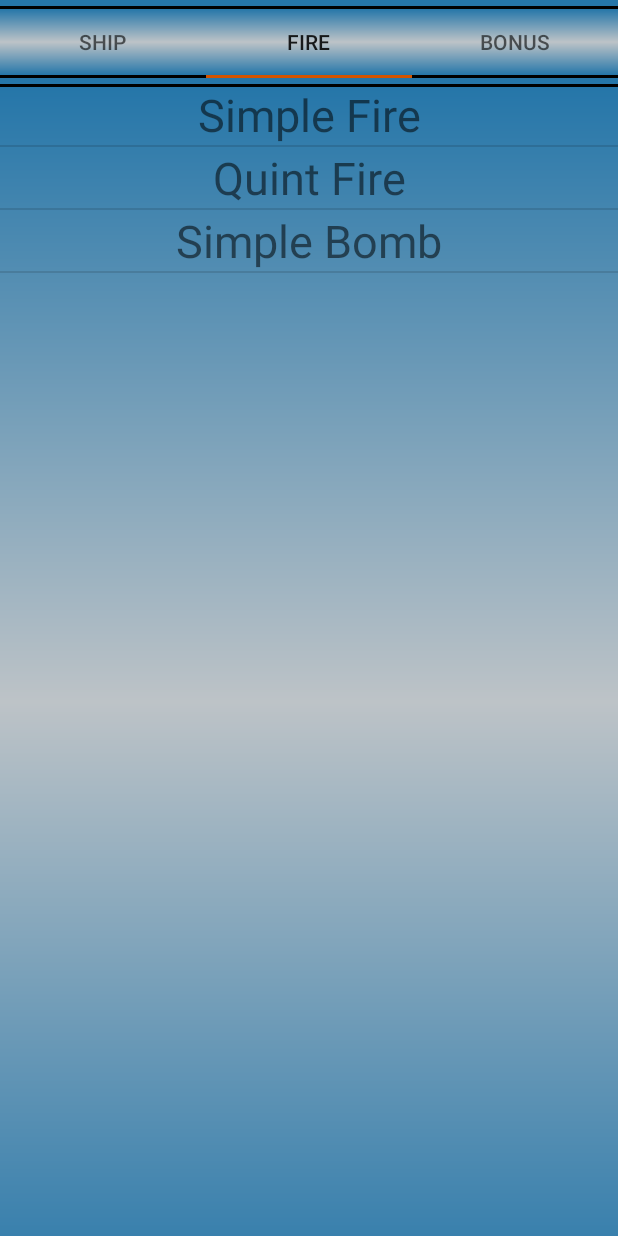
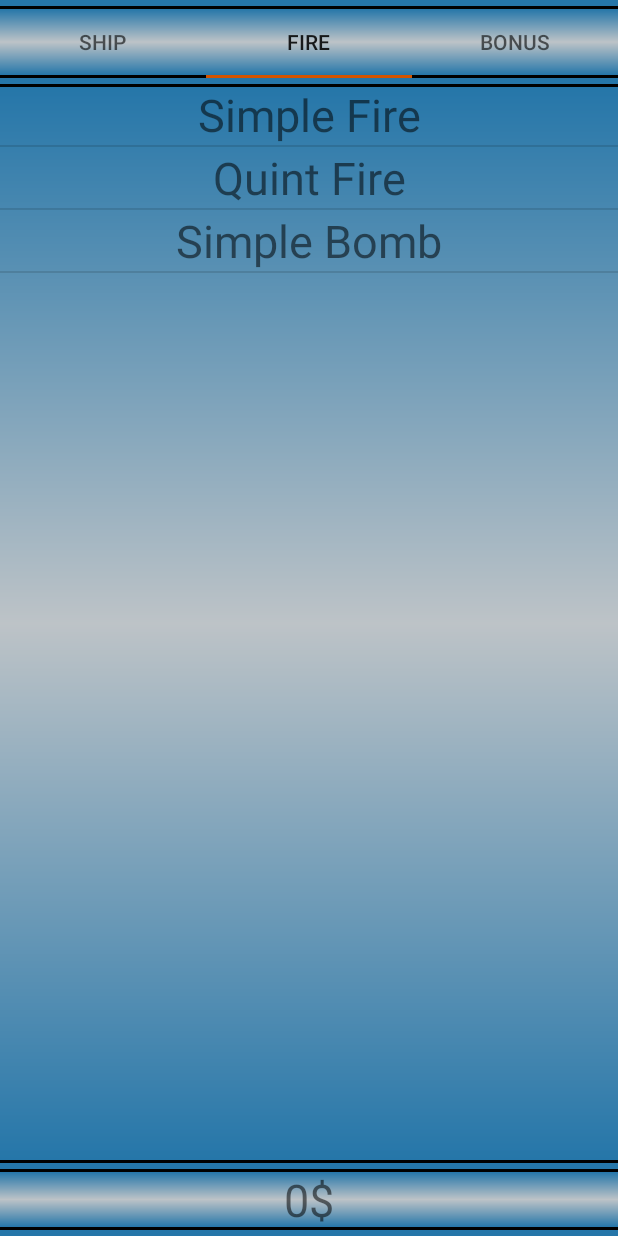
Before and after one commit to Ipsedo/OdySpace, an Android app: the ShopActivity screen opened directly, with no data from a screen before it, tab 2 chosen, on a phone screen of 412 x 824 dp. Run offline under Robolectric (Android 15) with nearby library versions, the phone set to English and light mode, and no system bars.

Commit message:
remanier menu shop

```diff
--- a/app/src/main/java/com/samuelberrien/odyspace/MainActivity.java
+++ b/app/src/main/java/com/samuelberrien/odyspace/MainActivity.java
@@ -50,7 +50,7 @@ public class MainActivity extends AppCompatActivity {
         requestWindowFeature(Window.FEATURE_NO_TITLE);
         setRequestedOrientation(ActivityInfo.SCREEN_ORIENTATION_PORTRAIT);
         setContentView(R.layout.activity_main);
-        this.resetSharedPref();
+        //this.resetSharedPref();
         this.startButton = (Button) findViewById(R.id.start_button);
         this.startButton.setText("START (" + (this.currLevel + 1) + ")");
         this.continueButton = (Button) findViewById(R.id.continue_button);
--- a/app/src/main/java/com/samuelberrien/odyspace/objects/Ship.java
+++ b/app/src/main/java/com/samuelberrien/odyspace/objects/Ship.java
@@ -83,8 +83,8 @@ public class Ship extends BaseItem {
     public void move(float phi, float theta) {
         float[] pitchMatrix = new float[16];
         float[] rollMatrix = new float[16];
-        Matrix.setRotateM(rollMatrix, 0, (phi >= 0 ? (float) Math.exp(phi) - 1f : (float) -Math.exp(Math.abs(phi)) + 1f) * this.rollCoeff /*phi * this.rollCoeff*/, 0f, 0f, 1f);
-        Matrix.setRotateM(pitchMatrix, 0, (theta >= 0 ? (float) Math.exp(theta) - 1f : (float) -Math.exp(Math.abs(theta)) + 1f) * this.pitchCoeff /*theta * this.pitchCoeff*/, 1f, 0f, 0f);
+        Matrix.setRotateM(rollMatrix, 0, (phi >= 0 ? (float) Math.exp(phi) - 1f : (float) -Math.exp(Math.abs(phi)) + 1f) * this.rollCoeff, 0f, 0f, 1f);
+        Matrix.setRotateM(pitchMatrix, 0, (theta >= 0 ? (float) Math.exp(theta) - 1f : (float) -Math.exp(Math.abs(theta)) + 1f) * this.pitchCoeff, 1f, 0f, 0f);
 
         float[] currRotMatrix = new float[16];
         Matrix.multiplyMM(currRotMatrix, 0, pitchMatrix, 0, rollMatrix, 0);
--- a/app/src/main/java/com/samuelberrien/odyspace/shop/ShopActivity.java
+++ b/app/src/main/java/com/samuelberrien/odyspace/shop/ShopActivity.java
@@ -10,8 +10,10 @@ import android.os.Bundle;
 import android.view.View;
 import android.view.Window;
 import android.widget.Button;
+import android.widget.TextView;
 
 import com.samuelberrien.odyspace.R;
+import com.samuelberrien.odyspace.game.LevelActivity;
 
 public class ShopActivity extends AppCompatActivity {
 
@@ -24,6 +26,8 @@ public class ShopActivity extends AppCompatActivity {
 
     private Button buyButton;
     private Button useButton;
+
+    private TextView currMoneyTextView;
 
     @Override
     protected void onCreate(Bundle savedInstanceState) {
@@ -49,6 +53,12 @@ public class ShopActivity extends AppCompatActivity {
         this.useButton = (Button) findViewById(R.id.use_item_button);
         this.useButton.setVisibility(View.GONE);
 
+        this.currMoneyTextView = (TextView) findViewById(R.id.shop_curr_money_text_view);
+        SharedPreferences sharedPref = this.getApplicationContext().getSharedPreferences(getString(R.string.saved_shop), Context.MODE_PRIVATE);
+        int defaultMoney = getResources().getInteger(R.integer.saved_init_money);
+        int currMoney = sharedPref.getInt(getString(R.string.saved_money), defaultMoney);
+        this.currMoneyTextView.setText(Integer.toString(currMoney) + "$");
+
         // Give the TabLayout the ViewPager
         TabLayout tabLayout = (TabLayout) findViewById(R.id.tab_layout);
         tabLayout.setupWithViewPager(viewPager);
@@ -57,17 +67,25 @@ public class ShopActivity extends AppCompatActivity {
     public void buy(View v) {
         SharedPreferences sharedPref = this.getApplicationContext().getSharedPreferences(getString(R.string.saved_shop), Context.MODE_PRIVATE);
         SharedPreferences.Editor editor = sharedPref.edit();
-        if (!this.currFireItem.equals("")) {
+
+        int defaultMoney = getResources().getInteger(R.integer.saved_init_money);
+        int currMoney = sharedPref.getInt(getString(R.string.saved_money), defaultMoney);
+
+        if (!this.currFireItem.equals("") && currMoney > this.currPrice) {
             editor.putBoolean(this.currFireItem, true);
+            editor.putInt(getString(R.string.saved_money), currMoney - this.currPrice);
             editor.commit();
             this.buyButton.setVisibility(View.GONE);
             this.useButton.setText("Use It (" + this.currFireItem + ")");
             this.useButton.setVisibility(View.VISIBLE);
-        } else if (!this.currShipItem.equals("")) {
+        } else if (!this.currShipItem.equals("") && currMoney > this.currPrice) {
 
-        } else if (!this.currBonusItem.equals("")) {
+        } else if (!this.currBonusItem.equals("") && currMoney > this.currPrice) {
 
         }
+
+        currMoney = sharedPref.getInt(getString(R.string.saved_money), defaultMoney);
+        this.currMoneyTextView.setText(Integer.toString(currMoney) + "$");
     }
 
     public void use(View v) {
--- a/app/src/main/res/layout/activity_shop.xml
+++ b/app/src/main/res/layout/activity_shop.xml
@@ -1,5 +1,5 @@
 <?xml version="1.0" encoding="utf-8"?>
-<android.support.constraint.ConstraintLayout xmlns:android="http://schemas.android.com/apk/res/android"
+<RelativeLayout xmlns:android="http://schemas.android.com/apk/res/android"
     xmlns:app="http://schemas.android.com/apk/res-auto"
     xmlns:tools="http://schemas.android.com/tools"
     android:layout_width="match_parent"
@@ -11,35 +11,29 @@
         android:id="@+id/use_item_button"
         android:layout_width="match_parent"
         android:layout_height="wrap_content"
+        android:layout_alignParentTop="true"
         android:layout_marginTop="4dp"
         android:background="@drawable/drawable_shop"
         android:onClick="use"
-        android:text="Use It"
-        app:layout_constraintLeft_toLeftOf="parent"
-        app:layout_constraintRight_toRightOf="parent"
-        app:layout_constraintTop_toTopOf="parent" />
+        android:text="Use It" />
 
     <Button
         android:id="@+id/buy_button"
         android:layout_width="match_parent"
         android:layout_height="wrap_content"
+        android:layout_below="@id/use_item_button"
         android:layout_marginTop="4dp"
         android:background="@drawable/drawable_shop"
         android:onClick="buy"
-        android:text="Buy It"
-        app:layout_constraintLeft_toLeftOf="parent"
-        app:layout_constraintRight_toRightOf="parent"
-        app:layout_constraintTop_toBottomOf="@+id/use_item_button" />
+        android:text="Buy It" />
 
     <android.support.design.widget.TabLayout
         android:id="@+id/tab_layout"
         android:layout_width="match_parent"
         android:layout_height="wrap_content"
+        android:layout_below="@id/buy_button"
         android:layout_marginTop="4dp"
         android:background="@drawable/drawable_shop"
-        app:layout_constraintLeft_toLeftOf="parent"
-        app:layout_constraintRight_toRightOf="parent"
-        app:layout_constraintTop_toBottomOf="@+id/buy_button"
         app:tabIndicatorColor="@color/pumpkin">
 
     </android.support.design.widget.TabLayout>
@@ -48,14 +42,22 @@
         android:id="@+id/view_pager"
         android:layout_width="wrap_content"
         android:layout_height="wrap_content"
+        android:layout_above="@+id/shop_curr_money_text_view"
+        android:layout_below="@id/tab_layout"
         android:layout_marginTop="4dp"
         android:background="@drawable/drawable_shop"
-        android:orientation="vertical"
-        app:layout_constraintLeft_toLeftOf="parent"
-        app:layout_constraintRight_toRightOf="parent"
-        app:layout_constraintTop_toBottomOf="@+id/tab_layout">
+        android:orientation="vertical">
 
     </android.support.v4.view.ViewPager>
 
-
-</android.support.constraint.ConstraintLayout>
+    <TextView
+        android:id="@+id/shop_curr_money_text_view"
+        android:layout_width="match_parent"
+        android:layout_height="wrap_content"
+        android:layout_alignParentBottom="true"
+        android:layout_marginBottom="4dp"
+        android:layout_marginTop="4dp"
+        android:background="@drawable/drawable_shop"
+        android:textAlignment="center"
+        android:textSize="30sp" />
+</RelativeLayout>
--- a/app/src/main/res/layout/fragment_page.xml
+++ b/app/src/main/res/layout/fragment_page.xml
@@ -1,5 +1,5 @@
 <?xml version="1.0" encoding="utf-8"?>
 <ListView xmlns:android="http://schemas.android.com/apk/res/android"
     android:layout_width="match_parent"
-    android:layout_height="match_parent"
+    android:layout_height="wrap_content"
     android:clickable="true"></ListView>
--- a/app/src/main/res/values/colors.xml
+++ b/app/src/main/res/values/colors.xml
@@ -8,4 +8,5 @@
     <color name="colorFstButton">#bdc3c7</color>
     <color name="black">#000000</color>
     <color name="pumpkin">#d35400</color>
+    <color name="lynch">#6c7a89</color>
 </resources>
```
